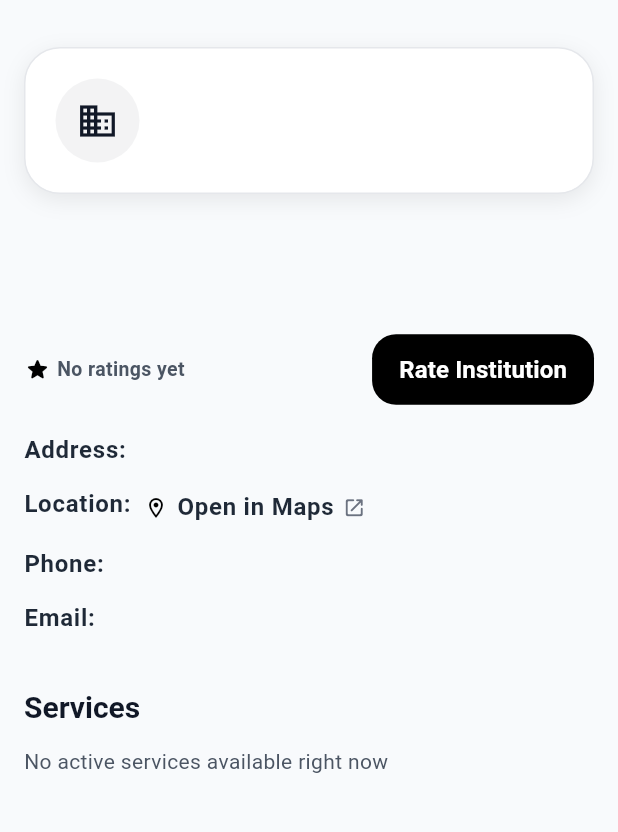
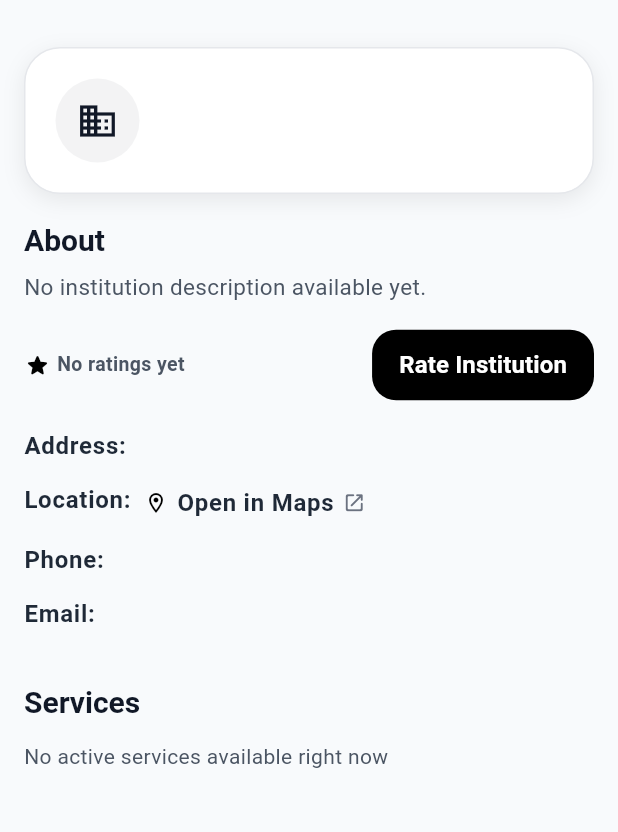
Before and after one commit to ab803/Qudra, a Flutter app: the InstitutionDetailsView screen opened directly with empty values, on a phone screen of 412 x 824 dp, the part 61-893 px from its top. Run offline on Flutter 3.47's test engine with Material 3 defaults, Android fonts, the phone set to English and light mode, and no system bars; our stand-ins replace animated_notch_bottom_bar, flutter_bloc, flutter_local_notifications, flutter_timezone, geolocator, get_it and 9 more; accounts and stored records are empty; network calls fail.

Commit message:
refactor(project): apply general improvements across user, institution, and admin apps and refine login scenarios

```diff
--- a/lib/Feature/Auth/AuhRepo/AuthRepo.dart
+++ b/lib/Feature/Auth/AuhRepo/AuthRepo.dart
@@ -21,6 +21,9 @@
     required String newPassword,
   });
 
+  // This method checks whether the email already exists in the user app table.
+  Future<bool> isEmailRegistered(String email);
+
   // ─────────────────────────────────────────
   // PROFILE
   // ─────────────────────────────────────────
@@ -31,7 +34,7 @@
   Future<void> updateProfile({
     required String id,
     String? fullName,
-    String? phone,       // ✅ fixed: was int? — must match model (String)
+    String? phone, // ✅ fixed: was int? — must match model (String)
     String? disabilityType,
     String? responsiblePerson,
     String? gender,
--- a/lib/Feature/institution/models/institution_model.dart
+++ b/lib/Feature/institution/models/institution_model.dart
@@ -4,6 +4,7 @@
   final String email;
   final String? phone;
   final String? address;
+  final String? description;
   final String institutionType;
   final String location;
   final DateTime? createdAt;
@@ -14,6 +15,7 @@
     required this.email,
     this.phone,
     this.address,
+    this.description,
     required this.institutionType,
     required this.location,
     this.createdAt,
@@ -27,6 +29,7 @@
       email: json['email'] as String,
       phone: json['phone'] as String?,
       address: json['address'] as String?,
+      description: json['description'] as String?,
       institutionType: json['institution_type'] as String,
       location: json['location'] as String,
       createdAt: json['created_at'] != null
--- a/lib/Feature/institution/views/institution_details_view.dart
+++ b/lib/Feature/institution/views/institution_details_view.dart
@@ -170,21 +170,41 @@
                       ),
                     ),
                     const SizedBox(height: 18),
+                    if ((institution.description ?? '').trim().isNotEmpty) ...[
                       Text(
-                      institution.name,
-                      style: theme.textTheme.headlineSmall?.copyWith(
-                        fontSize: 24,
+                        'About',
+                        style: theme.textTheme.titleLarge?.copyWith(
+                          fontSize: 20,
                           fontWeight: FontWeight.bold,
                         ),
                       ),
-                    const SizedBox(height: 6),
+                      const SizedBox(height: 8),
                       Text(
-                      institution.institutionType,
+                        institution.description!.trim(),
                         style: theme.textTheme.bodyMedium?.copyWith(
                           fontSize: 15,
+                          height: 1.5,
                         ),
                       ),
                       const SizedBox(height: 16),
+                    ] else ...[
+                      Text(
+                        'About',
+                        style: theme.textTheme.titleLarge?.copyWith(
+                          fontSize: 20,
+                          fontWeight: FontWeight.bold,
+                        ),
+                      ),
+                      const SizedBox(height: 8),
+                      Text(
+                        'No institution description available yet.',
+                        style: theme.textTheme.bodyMedium?.copyWith(
+                          fontSize: 15,
+                          height: 1.5,
+                        ),
+                      ),
+                      const SizedBox(height: 16),
+                    ],
 
                     // Rating + button (unchanged)
                     Row(
```
Also changed, not shown: lib/Feature/Auth/AuhRepo/AuthRepoImplement.dart (+24 -18 lines), lib/Feature/Auth/ViewModel/auth_cubit.dart (+73 -9 lines), lib/Feature/Auth/login/views/LoginView.dart (+39 -19 lines), lib/Feature/Splash/presentation/widgets/SplashLogo.dart (+3 -20 lines), lib/Feature/community/widgets/community_app_bar.dart (+4 -4 lines), lib/core/Services/supabase/AuthService.dart (+34 -2 lines), lib/core/Services/supabase/peopleWithDisabilityService.dart (+37 -23 lines), lib/core/widgets/adaptive_logo.dart (added, +32 -0 lines), assets/images/Qudra_logo_Dark_mode.png (added), assets/images/Qudra_logo_Light_mode.png (added), pubspec.lock, 2 other files. Lines whose indentation alone changed are shown as unchanged.
